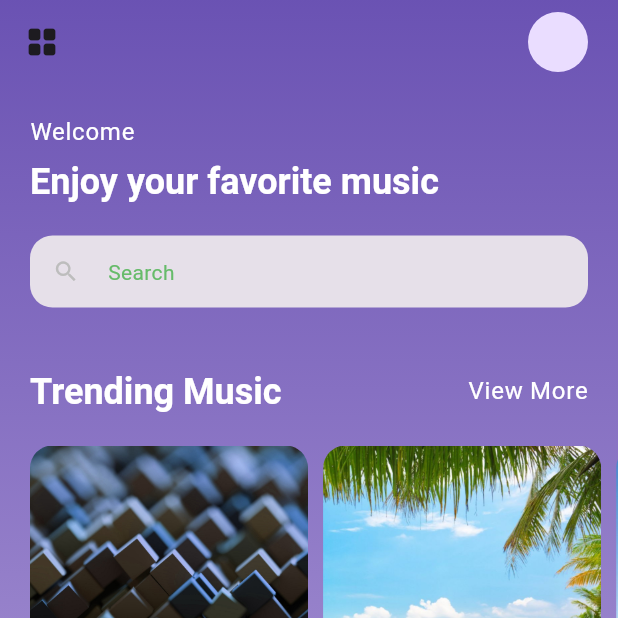
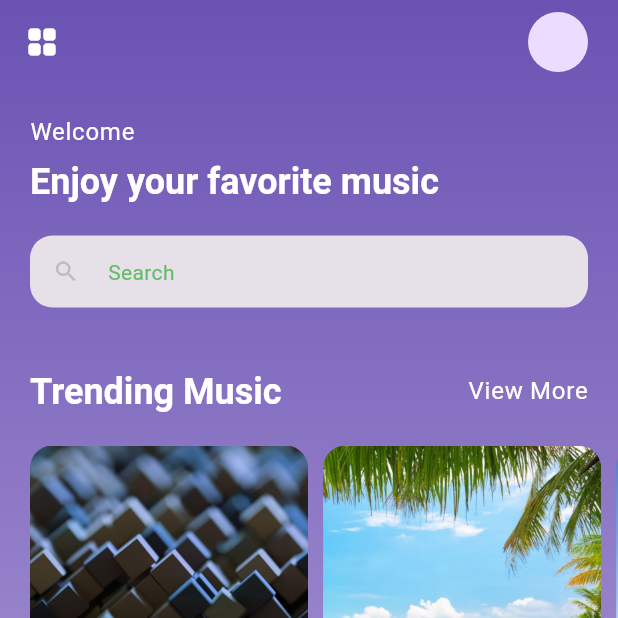
Before and after one commit to mohsenrahmdeli/Flutter_Music_Player_with_GetX, a Flutter app: the screen it shows after launch, on a phone screen of 412 x 824 dp, the top half of it. Run offline on Flutter 3.47's test engine with Material 3 defaults, Android fonts, the phone set to English and light mode, and no system bars; our stand-ins replace get, just_audio, rxdart.

Commit message:
Update home_screen.dart

```diff
--- a/lib/screens/home_screen.dart
+++ b/lib/screens/home_screen.dart
@@ -1,5 +1,4 @@
 import 'package:flutter/material.dart';
-
 import '../models/playlist_model.dart';
 import '../models/song_model.dart';
 import '../widgets/playlist_card.dart';
@@ -71,8 +70,6 @@ class _PlayListMusic extends StatelessWidget {
     );
   }
 }
-
-
 
 class _TrendingMusic extends StatelessWidget {
   const _TrendingMusic({
@@ -206,7 +203,7 @@ class _CustomAppBar extends StatelessWidget implements PreferredSizeWidget {
     return AppBar(
       backgroundColor: Colors.transparent,
       elevation: 0,
-      leading: const Icon(Icons.grid_view_rounded),
+      leading: const Icon(Icons.grid_view_rounded,color: Colors.white,),
       actions: [
         Container(
           margin: const EdgeInsets.only(right: 20),
```
